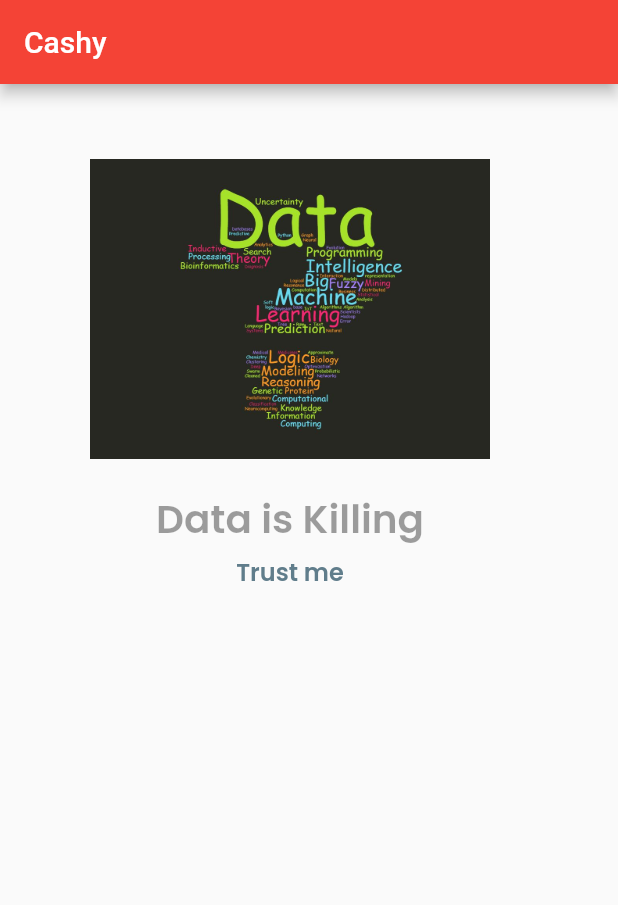
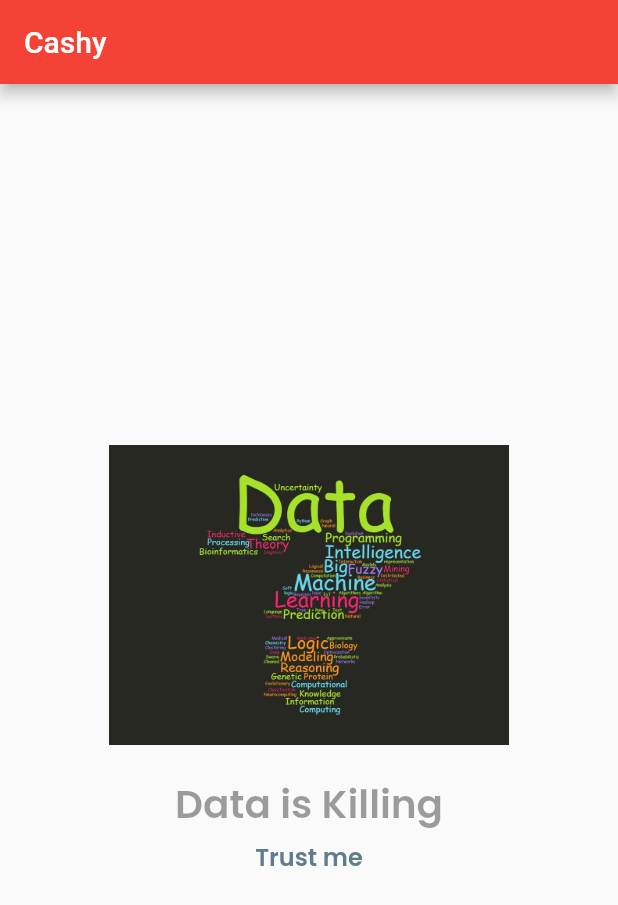
Before and after one commit to aprxty3/ReLearn, a Flutter app: the screen it shows after launch, on a phone screen of 412 x 824 dp. Shown: the top 905 px of the screen. Run offline on Flutter 3.47's test engine with Material 2 defaults, Android fonts, the light colour scheme and no system bars.

Commit message:
set axisalignment

```diff
--- a/lib/main.dart
+++ b/lib/main.dart
@@ -26,18 +26,22 @@ class MyApp extends StatelessWidget {
               child: Container(
                   // color: Colors.indigo,
                   margin: const EdgeInsets.only(
-                  left: 60.0,
+                    left: 0,
                     top: 0,
                     right: 0,
                     bottom: 0,
                   ),
                   padding: const EdgeInsets.only(
                     left: 0,
-                  top: 50.0,
+                    top: 0,
                     right: 0,
                     bottom: 0,
                   ),
-                child: Column(
+                  child: Row(
+                    mainAxisAlignment: MainAxisAlignment.center,
+                    children: [
+                      Column(
+                        mainAxisAlignment: MainAxisAlignment.center,
                         //penggunaan ROW untuk ke kanan COLUMN ke bawah
                         children: <Widget>[
                           const Image(
@@ -60,8 +64,9 @@ class MyApp extends StatelessWidget {
                             textAlign: TextAlign.center,
                           )
                         ],
-                )),
-          )),
-    );
+                      ),
+                    ],
+                  ))),
+        ));
   }
 }
```
Lines whose indentation alone changed are shown as unchanged.
